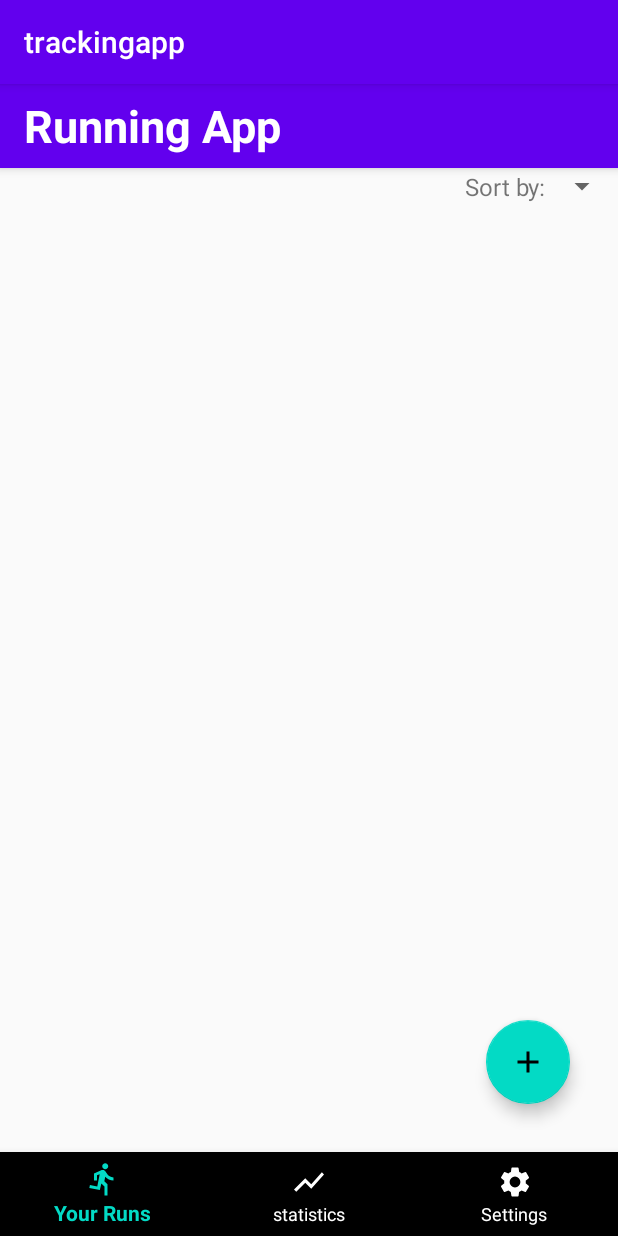
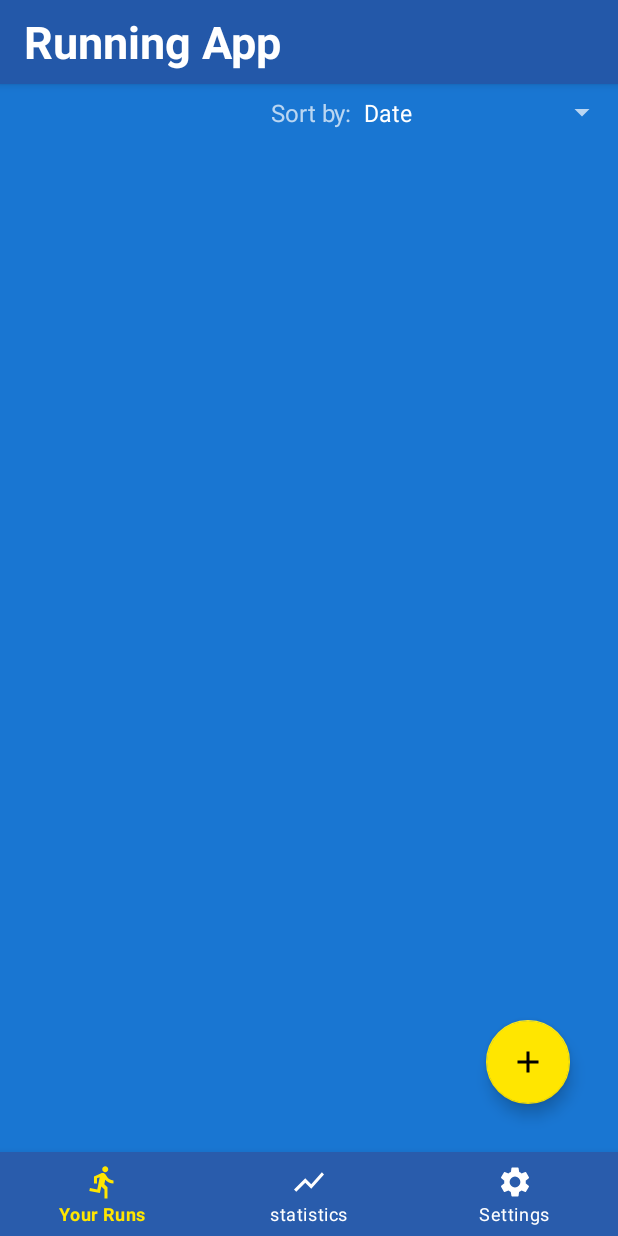
Before and after one commit to subhipandey/TrackingApp, an Android app: the RunFragment screen opened through its navigation route, on a phone screen of 412 x 824 dp. Run offline under Robolectric (Android 15) with nearby library versions, the phone set to English and light mode, and no system bars; our stand-ins replace Dagger/Hilt's generated code, navigation-ui; libraries missing offline, so code that uses them is left out: pub.devrel.easypermissions; 3 statements that could not run were skipped.

Commit message:
Minor Changes to UI and Fragments

```diff
--- a/app/src/main/java/com/subhipandey/android/trackingapp/ui/fragments/RunFragment.kt
+++ b/app/src/main/java/com/subhipandey/android/trackingapp/ui/fragments/RunFragment.kt
@@ -7,6 +7,7 @@ import android.view.View
 import androidx.fragment.app.Fragment
 import androidx.fragment.app.viewModels
 import androidx.navigation.fragment.findNavController
+import com.google.android.material.floatingactionbutton.FloatingActionButton
 import com.subhipandey.android.trackingapp.R
 import com.subhipandey.android.trackingapp.ui.viewmodels.MainViewModel
 import com.subhipandey.android.trackingapp.util.Constants.REQUEST_CODE_LOCATION_PERMISSION
--- a/app/src/main/res/values/colors.xml
+++ b/app/src/main/res/values/colors.xml
@@ -1,6 +1,18 @@
 <?xml version="1.0" encoding="utf-8"?>
 <resources>
-    <color name="colorPrimary">#6200EE</color>
-    <color name="colorPrimaryDark">#3700B3</color>
-    <color name="colorAccent">#03DAC5</color>
+    <color name="md_blue_50">#E3F2FD</color>
+    <color name="md_blue_100">#BBDEFB</color>
+    <color name="md_blue_200">#90CAF9</color>
+    <color name="md_blue_300">#64B5F6</color>
+    <color name="md_blue_400">#42A5F5</color>
+    <color name="md_blue_500">#2196F3</color>
+    <color name="md_blue_700">#1976D2</color>
+    <color name="md_blue_800">#1565C0</color>
+    <color name="md_blue_900">#0D47A1</color>
+    <color name="md_blue_A100">#82B1FF</color>
+    <color name="md_blue_A200">#448AFF</color>
+    <color name="md_blue_A400">#2979FF</color>
+    <color name="md_blue_A700">#2962FF</color>
+    <color name="colorAccent">#FFE600</color>
+    <color name="errorColor">#D50000</color>
 </resources>
--- a/app/src/main/res/values/strings.xml
+++ b/app/src/main/res/values/strings.xml
@@ -1,4 +1,11 @@
 <resources>
-    <string name="app_name">trackingapp</string>
-    <string name ="google_maps_key"></string>
+    <string name="app_name">CovidHotspot</string>
+    <string-array name="filter_options">
+        <item>Date</item>
+        <item>Running Time</item>
+        <item>Distance</item>
+        <item>Average Speed</item>
+        <item>Calories Burned</item>
+    </string-array>
+    <string name="google_maps_key" templateMergeStrategy="preserve" translatable="false">ENTER YOUR API KEY HERE</string>
 </resources>
--- a/app/src/main/res/values/styles.xml
+++ b/app/src/main/res/values/styles.xml
@@ -1,10 +1,56 @@
 <resources>
-    <!-- Base application theme. -->
-    <style name="AppTheme" parent="Theme.AppCompat.Light.DarkActionBar">
-        <!-- Customize your theme here. -->
-        <item name="colorPrimary">@color/colorPrimary</item>
-        <item name="colorPrimaryDark">@color/colorPrimaryDark</item>
-        <item name="colorAccent">@color/colorAccent</item>
+
+    <style name="AppTheme" parent="Theme.MaterialComponents.NoActionBar">
+        <!-- Original AppCompat attributes. -->
+        <item name="colorPrimary">@color/md_blue_900</item>
+        <item name="colorSecondary">@color/md_blue_500</item>
+        <item name="android:colorBackground">@color/md_blue_700</item>
+        <item name="colorError">@color/errorColor</item>
+
+        <!-- New MaterialComponents attributes. -->
+        <item name="colorPrimaryVariant">@android:color/white</item>
+        <item name="colorSecondaryVariant">@color/md_blue_400</item>
+        <!--> toolbar color -->
+        <item name="colorSurface">@color/md_blue_900</item>
+        <item name="colorOnPrimary">@color/md_blue_50</item>
+        <item name="colorOnSecondary">@color/md_blue_50</item>
+        <item name="colorOnBackground">@color/md_blue_50</item>
+        <item name="colorOnError">@android:color/black</item>
+        <item name="colorOnSurface">@android:color/white</item>
+        <item name="scrimBackground">@color/mtrl_scrim_color</item>
+        <item name="textAppearanceHeadline1">@style/TextAppearance.MaterialComponents.Headline1</item>
+        <item name="textAppearanceHeadline2">@style/TextAppearance.MaterialComponents.Headline2</item>
+        <item name="textAppearanceHeadline3">@style/TextAppearance.MaterialComponents.Headline3</item>
+        <item name="textAppearanceHeadline4">@style/TextAppearance.MaterialComponents.Headline4</item>
+        <item name="textAppearanceHeadline5">@style/TextAppearance.MaterialComponents.Headline5</item>
+        <item name="textAppearanceHeadline6">@style/TextAppearance.MaterialComponents.Headline6</item>
+        <item name="textAppearanceSubtitle1">@style/TextAppearance.MaterialComponents.Subtitle1</item>
+        <item name="textAppearanceSubtitle2">@style/TextAppearance.MaterialComponents.Subtitle2</item>
+        <item name="textAppearanceBody1">@style/TextAppearance.MaterialComponents.Body1</item>
+        <item name="textAppearanceBody2">@style/TextAppearance.MaterialComponents.Body2</item>
+        <item name="textAppearanceCaption">@style/TextAppearance.MaterialComponents.Caption</item>
+        <item name="textAppearanceButton">@style/TextAppearance.MaterialComponents.Button</item>
+        <item name="textAppearanceOverline">@style/TextAppearance.MaterialComponents.Overline</item>
+
+        <item name="alertDialogTheme">@style/AlertDialogTheme</item>
+    </style>
+
+    <style name="TextViewStyle" parent="Widget.MaterialComponents.TextView">
+        <item name="android:textColor">@android:color/white</item>
+
+    </style>
+
+    <style name="AlertDialogTheme" parent="ThemeOverlay.MaterialComponents.Dialog.Alert">
+        <item name="buttonBarPositiveButtonStyle">@style/PositiveButtonStyle</item>
+        <item name="buttonBarNegativeButtonStyle">@style/NegativeButtonStyle</item>
+    </style>
+
+    <style name="NegativeButtonStyle" parent="Widget.MaterialComponents.Button.TextButton.Dialog">
+        <item name="android:textColor">@color/colorAccent</item>
+    </style>
+
+    <style name="PositiveButtonStyle" parent="Widget.MaterialComponents.Button.TextButton.Dialog">
+        <item name="android:textColor">@color/colorAccent</item>
     </style>
 
 </resources>
```
